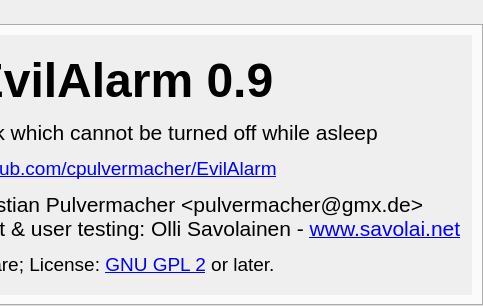
Old version of the form forms/about.ui in the repository cpulvermacher/EvilAlarm; both pictures show x 238 to 721 and y 0 to 306 of the 721 by 306 pixel window.
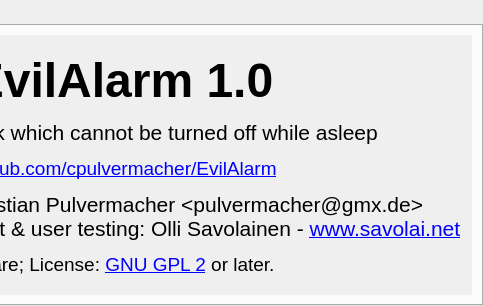
New version of the form.

Commit message: increment version number

The edit to the form file:
```diff
--- a/forms/about.ui
+++ b/forms/about.ui
@@ -66,7 +66,7 @@
 &lt;html&gt;&lt;head&gt;&lt;meta name=&quot;qrichtext&quot; content=&quot;1&quot; /&gt;&lt;style type=&quot;text/css&quot;&gt;
 p, li { white-space: pre-wrap; }
 &lt;/style&gt;&lt;/head&gt;&lt;body style=&quot; font-family:'Sans'; font-size:9pt; font-weight:400; font-style:normal;&quot;&gt;
-&lt;p align=&quot;center&quot; style=&quot; margin-top:18px; margin-bottom:12px; margin-left:0px; margin-right:0px; -qt-block-indent:0; text-indent:0px;&quot;&gt;&lt;span style=&quot; font-family:'Sans'; font-size:36pt; font-weight:600;&quot;&gt;EvilAlarm 0.9&lt;/span&gt;&lt;/p&gt;
+&lt;p align=&quot;center&quot; style=&quot; margin-top:18px; margin-bottom:12px; margin-left:0px; margin-right:0px; -qt-block-indent:0; text-indent:0px;&quot;&gt;&lt;span style=&quot; font-family:'Sans'; font-size:36pt; font-weight:600;&quot;&gt;EvilAlarm 1.0&lt;/span&gt;&lt;/p&gt;
 &lt;p align=&quot;center&quot; style=&quot; margin-top:12px; margin-bottom:12px; margin-left:0px; margin-right:0px; -qt-block-indent:0; text-indent:0px;&quot;&gt;&lt;span style=&quot; font-family:'Sans'; font-size:16pt;&quot;&gt;An alarm clock which cannot be turned off while asleep&lt;/span&gt;&lt;/p&gt;
 &lt;p align=&quot;center&quot; style=&quot; margin-top:12px; margin-bottom:12px; margin-left:0px; margin-right:0px; -qt-block-indent:0; text-indent:0px;&quot;&gt;&lt;a href=&quot;https://github.com/cpulvermacher/EvilAlarm&quot;&gt;&lt;span style=&quot; font-size:14pt; text-decoration: underline; color:#0000ff;&quot;&gt;github.com/cpulvermacher/EvilAlarm&lt;/span&gt;&lt;/a&gt;&lt;/p&gt;
 &lt;p align=&quot;center&quot; style=&quot; margin-top:12px; margin-bottom:12px; margin-left:0px; margin-right:0px; -qt-block-indent:0; text-indent:0px;&quot;&gt;&lt;span style=&quot; font-family:'Sans'; font-size:16pt;&quot;&gt;Development: Christian Pulvermacher &amp;lt;pulvermacher@gmx.de&amp;gt;&lt;br /&gt;UI design, development &amp;amp; user testing: Olli Savolainen - &lt;/span&gt;&lt;a href=&quot;http://www.savolai.net/&quot;&gt;&lt;span style=&quot; font-family:'Sans'; font-size:16pt; text-decoration: underline; color:#0000ff;&quot;&gt;www.savolai.net&lt;/span&gt;&lt;/a&gt;&lt;/p&gt;
```
The commit also changes 1 other file.
